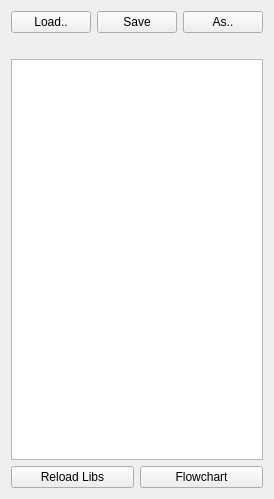
First picture: the form in lib/util/flowchart/FlowchartCtrlTemplate.ui, repository acq4/acq4, before the edit.
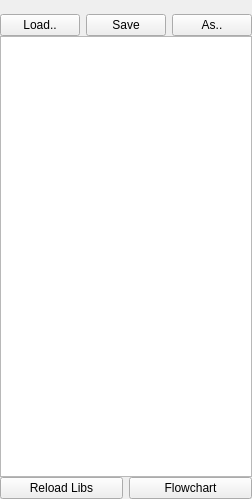
Second picture: the form after the edit. Custom widgets are drawn as their Qt base class.

```diff
--- a/lib/util/flowchart/FlowchartCtrlTemplate.ui
+++ b/lib/util/flowchart/FlowchartCtrlTemplate.ui
@@ -14,28 +14,34 @@
    <string>Form</string>
   </property>
   <layout class="QGridLayout" name="gridLayout">
-   <item row="0" column="0">
+   <property name="verticalSpacing">
+    <number>0</number>
+   </property>
+   <property name="margin">
+    <number>0</number>
+   </property>
+   <item row="1" column="0">
     <widget class="QPushButton" name="loadBtn">
      <property name="text">
       <string>Load..</string>
      </property>
     </widget>
    </item>
-   <item row="0" column="1" colspan="2">
+   <item row="1" column="1" colspan="2">
     <widget class="FeedbackButton" name="saveBtn">
      <property name="text">
       <string>Save</string>
      </property>
     </widget>
    </item>
-   <item row="0" column="3">
+   <item row="1" column="3">
     <widget class="FeedbackButton" name="saveAsBtn">
      <property name="text">
       <string>As..</string>
      </property>
     </widget>
    </item>
-   <item row="3" column="0" colspan="2">
+   <item row="4" column="0" colspan="2">
     <widget class="FeedbackButton" name="reloadBtn">
      <property name="text">
       <string>Reload Libs</string>
@@ -48,7 +54,7 @@
      </property>
     </widget>
    </item>
-   <item row="3" column="2" colspan="2">
+   <item row="4" column="2" colspan="2">
     <widget class="QPushButton" name="showChartBtn">
      <property name="text">
       <string>Flowchart</string>
@@ -58,7 +64,7 @@
      </property>
     </widget>
    </item>
-   <item row="2" column="0" colspan="4">
+   <item row="3" column="0" colspan="4">
     <widget class="TreeWidget" name="ctrlList">
      <attribute name="headerVisible">
       <bool>false</bool>
@@ -79,7 +85,7 @@
      </column>
     </widget>
    </item>
-   <item row="1" column="0" colspan="4">
+   <item row="0" column="1">
     <widget class="QLabel" name="fileNameLabel">
      <property name="font">
       <font>
```
